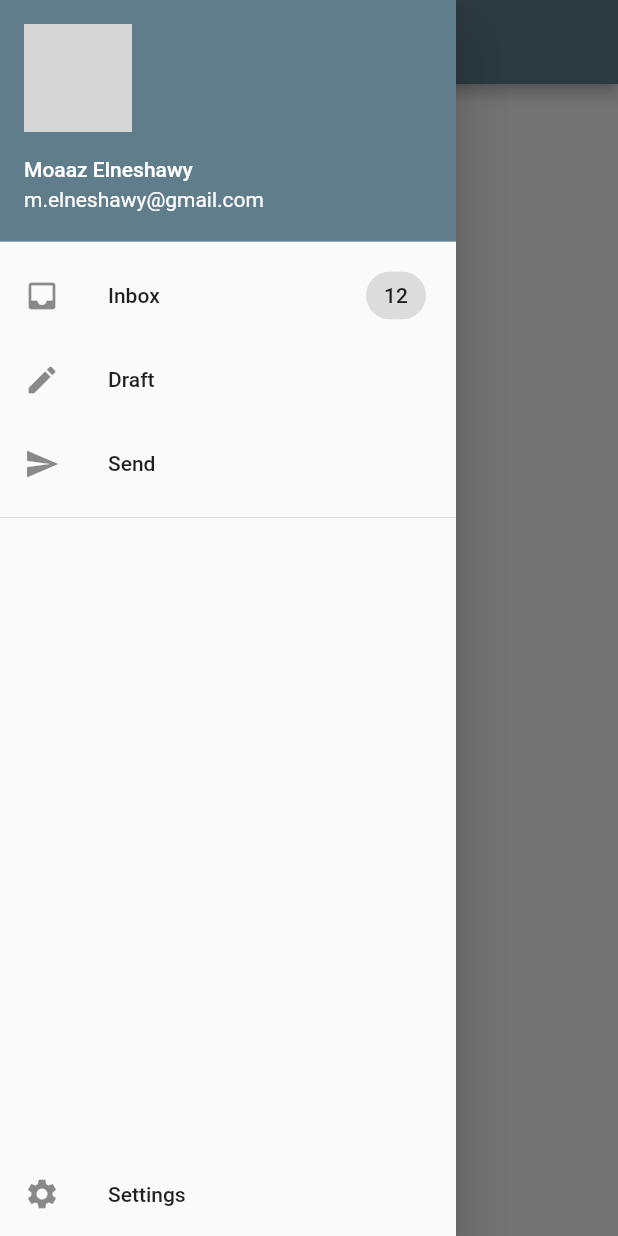
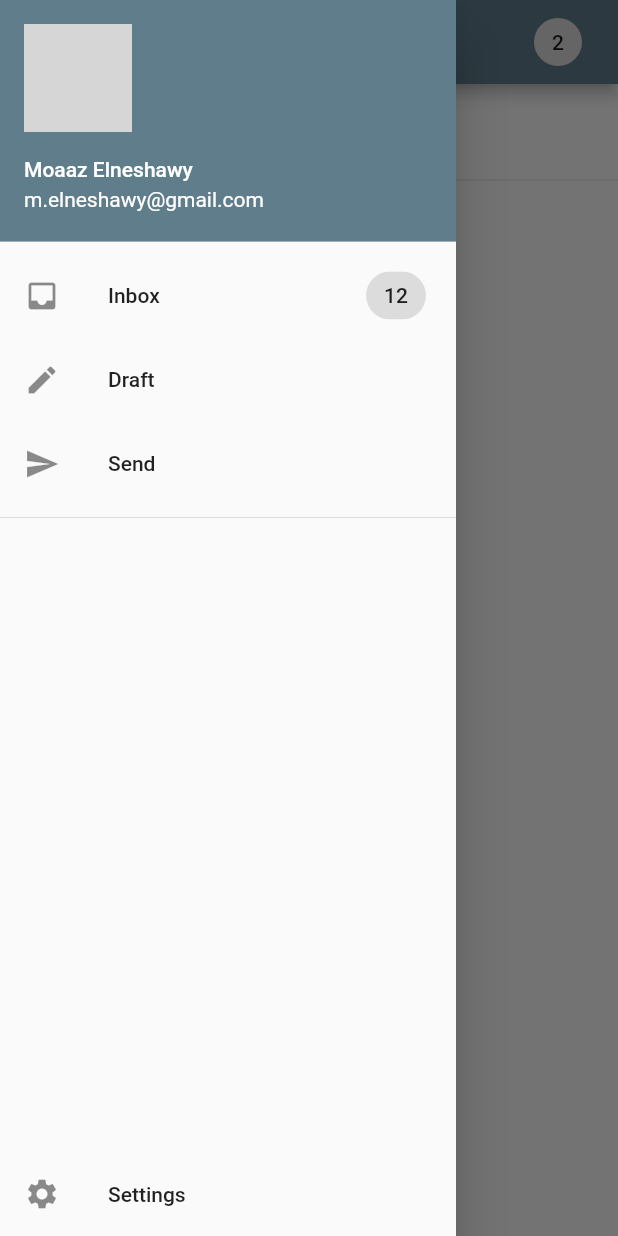
Before and after one commit to MoaazElneshawy/FlutterEmailApp, a Flutter app: the Contacts screen opened directly, with the side drawer open, on a phone screen of 412 x 824 dp. Run offline on Flutter 3.47's test engine with Material 2 defaults, Android fonts, the phone set to English and light mode, and no system bars; our stand-ins replace flutter_slidable; generated files the repository leaves out were written again; network calls fail; grey boxes are pictures that could not be loaded.

Commit message:
use stream builder to create contacts and listen to contacts list count

```diff
--- a/lib/Contacts.dart
+++ /dev/null
@@ -1,24 +0,0 @@
-import 'package:flutter/material.dart';
-
-import 'AppDrawer.dart';
-
-class Contacts extends StatefulWidget {
-
-  String title ;
-  Contacts(this.title);
-
-  @override
-  _ContactsState createState() => _ContactsState();
-}
-
-class _ContactsState extends State<Contacts> {
-  @override
-  Widget build(BuildContext context) {
-    return Scaffold(
-      appBar: AppBar(
-        title: Text(widget.title),
-      ),
-      drawer: AppDrawer(),
-    );
-  }
-}
--- a/lib/Calendar.dart
+++ b/lib/calendar/Calendar.dart
@@ -1,6 +1,6 @@
 import 'package:flutter/material.dart';
 
-import 'AppDrawer.dart';
+import '../root/AppDrawer.dart';
 
 class Calender extends StatefulWidget {
   String title;
--- /dev/null
+++ b/lib/contacts/Contacts.dart
@@ -0,0 +1,54 @@
+import 'package:flutter/material.dart';
+
+import '../root/AppDrawer.dart';
+import 'contactsManager.dart';
+
+class Contacts extends StatefulWidget {
+  String title;
+
+  Contacts(this.title);
+
+  @override
+  _ContactsState createState() => _ContactsState();
+}
+
+class _ContactsState extends State<Contacts> {
+  ContactsManager manager = ContactsManager();
+
+  @override
+  Widget build(BuildContext context) {
+    return Scaffold(
+        appBar: AppBar(
+          title: Text(widget.title),
+          actions: [
+            Chip(
+                label: StreamBuilder(
+              stream: manager.contactsCount,
+              builder: (BuildContext context, AsyncSnapshot<dynamic> snapshot) {
+                return Text((snapshot.data ?? 0).toString());
+              },
+            )),
+            Padding(padding: EdgeInsets.only(right: 16))
+          ],
+        ),
+        drawer: AppDrawer(),
+        body: StreamBuilder(
+          stream: manager.contactsList,
+          builder: (BuildContext context, AsyncSnapshot<dynamic> snapshot) {
+            List<String> contacts = snapshot.data;
+            return snapshot.hasData
+                ? ListView.separated(
+                    itemBuilder: (context, index) {
+                      return ListTile(
+                        title: Text(contacts[index]),
+                      );
+                    },
+                    separatorBuilder: (context, index) => Divider(),
+                    itemCount: contacts.length)
+                : Center(
+                    child: Text('...'),
+                  );
+          },
+        ));
+  }
+}
--- /dev/null
+++ b/lib/contacts/contactsManager.dart
@@ -0,0 +1,28 @@
+import 'dart:async';
+
+List<String> contacts = ['Baba', 'Mama', 'Amr', 'Moaaz'];
+
+class ContactsManager {
+  // create contacts stream
+  Stream<List<String>> get contactsList async* {
+    for (var i = 0; i < contacts.length; i++) {
+      await Future.delayed(Duration(seconds: 1));
+      yield contacts.sublist(0, i + 1);
+    }
+  }
+
+  // listen to another stream
+  // create stream controller
+  final StreamController<int> contactsCounterController =
+      StreamController<int>();
+
+  // attach a stream to stream controller
+  Stream<int> get contactsCount => contactsCounterController.stream;
+
+  ContactsManager() {
+    // listen to a stream via stream controller
+    contactsList.listen((list) {
+      contactsCounterController.add(list.length);
+    });
+  }
+}
--- a/lib/ComposeMessage.dart
+++ b/lib/messages/ComposeMessage.dart
@@ -1,4 +1,4 @@
-import 'package:email_app/Message.dart';
+import 'package:email_app/messages/Message.dart';
 import 'package:flutter/material.dart';
 
 class ComposeMessage extends StatefulWidget {
--- a/lib/Inbox.dart
+++ b/lib/messages/Inbox.dart
@@ -1,6 +1,6 @@
 import 'package:flutter/material.dart';
 
-import 'AppDrawer.dart';
+import '../root/AppDrawer.dart';
 import 'messagesList.dart';
 
 class Inbox extends StatelessWidget {
--- a/lib/messagesList.dart
+++ b/lib/messages/messagesList.dart
@@ -1,4 +1,4 @@
-import 'package:email_app/MessageDetails.dart';
+import 'package:email_app/messages/MessageDetails.dart';
 import 'package:flutter/material.dart';
 import 'package:flutter_slidable/flutter_slidable.dart';
 
--- a/lib/AppRoot.dart
+++ b/lib/root/AppRoot.dart
@@ -1,6 +1,6 @@
-import 'package:email_app/Calendar.dart';
-import 'package:email_app/Contacts.dart';
-import 'package:email_app/Inbox.dart';
+import 'package:email_app/calendar/Calendar.dart';
+import 'package:email_app/contacts/Contacts.dart';
+import 'package:email_app/messages/Inbox.dart';
 import 'package:flutter/material.dart';
 
 class AppRoot extends StatefulWidget {
--- a/lib/main.dart
+++ b/lib/root/main.dart
@@ -1,4 +1,4 @@
-import 'package:email_app/AppRoot.dart';
+import 'package:email_app/root/AppRoot.dart';
 import 'package:flutter/material.dart';
 
 void main() {
```
Also changed, not shown: lib/messages/Message.dart (renamed from lib/Message.dart), lib/messages/Message.g.dart (renamed from lib/Message.g.dart), lib/messages/MessageDetails.dart (renamed from lib/MessageDetails.dart), lib/root/AppDrawer.dart (renamed from lib/AppDrawer.dart).
